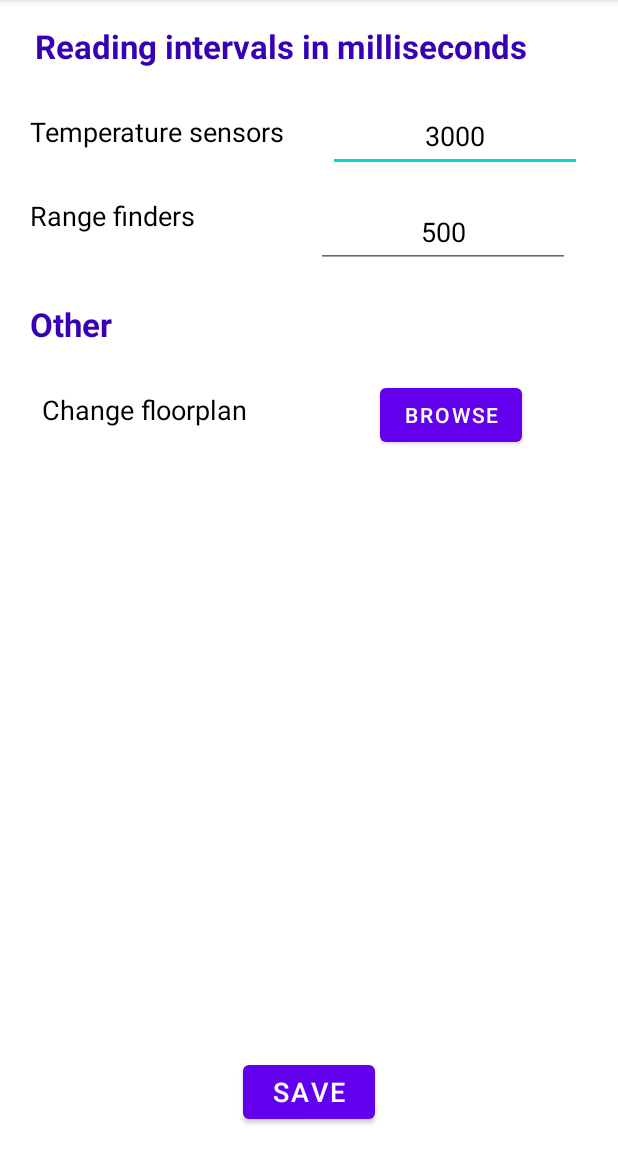
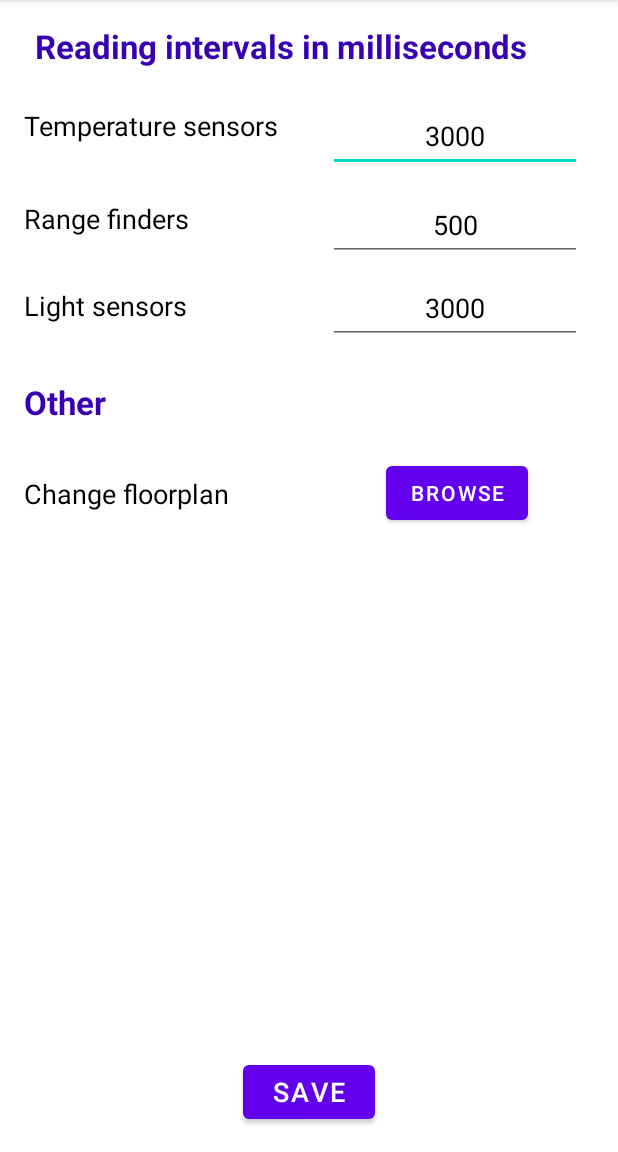
Before and after one commit to kovacskmate/SmartHomeCoursework, an Android app: the fragment SettingsFragment shown on its own in the app's theme, after a tap on "SAVE", on a phone screen of 412 x 824 dp, the part 84-1236 px from its top. Run offline under Robolectric (Android 15) with nearby library versions, the phone set to English and light mode, and no system bars; libraries missing offline, so code that uses them is left out: io.particle.android; 3 statements that could not run were skipped.

Commit message:
light sensors and better notifications

```diff
--- a/app/src/main/java/com/example/smarthomecoursework/SaveManager.java
+++ b/app/src/main/java/com/example/smarthomecoursework/SaveManager.java
@@ -31,6 +31,8 @@ public class SaveManager {
     public static int tempInterval = 3000;
 
     public static int rangeInterval = 500;
+
+    public static int lightInterval = 3000;
 
     public static long subId;
 
@@ -178,7 +180,6 @@ public class SaveManager {
         final String PREFS_NAME = "MyPrefsFile";
         SharedPreferences prefs = ctx.getSharedPreferences(PREFS_NAME, MODE_PRIVATE);
         prefs.edit().putInt("rangeInterval", interval).apply();
-        //prefs.edit().putString("floorPlan", base64).apply();
         rangeInterval = interval;
     }
 
@@ -190,4 +191,20 @@ public class SaveManager {
 
         }
     }
+
+    public void SaveLightInterval(Context ctx, int interval){
+        final String PREFS_NAME = "MyPrefsFile";
+        SharedPreferences prefs = ctx.getSharedPreferences(PREFS_NAME, MODE_PRIVATE);
+        prefs.edit().putInt("lightInterval", interval).apply();
+        lightInterval = interval;
+    }
+
+    public void ReadLightInterval(Context ctx){
+        SharedPreferences prefs = ctx.getSharedPreferences("MyPrefsFile", Context.MODE_PRIVATE);
+        try{
+            lightInterval = prefs.getInt("lightInterval", 500);
+        }catch (Exception e){
+
+        }
+    }
 }
--- a/app/src/main/java/com/example/smarthomecoursework/ui/devices/DevicesFragment.java
+++ b/app/src/main/java/com/example/smarthomecoursework/ui/devices/DevicesFragment.java
@@ -210,6 +210,7 @@ public class DevicesFragment extends Fragment {
                 List<String> someList = new ArrayList<String>();
                 someList.add(Integer.toString(SaveManager.tempInterval));
                 someList.add(Integer.toString(SaveManager.rangeInterval));
+                someList.add(Integer.toString(SaveManager.lightInterval));
                 particleDevice.callFunction("recieveSetInterval", someList);
             } catch (ParticleCloudException e) {
                 e.printStackTrace();
--- a/app/src/main/java/com/example/smarthomecoursework/ui/settings/SettingsFragment.java
+++ b/app/src/main/java/com/example/smarthomecoursework/ui/settings/SettingsFragment.java
@@ -53,6 +53,7 @@ public class SettingsFragment extends Fragment {
 
     private EditText range_interval;
     private EditText temp_interval;
+    private EditText light_interval;
     private Button settings_browse;
     private Button settings_save;
     private String floorPlanBase64 = "";
@@ -64,7 +65,6 @@ public class SettingsFragment extends Fragment {
         View root = inflater.inflate(R.layout.fragment_settings, container, false);
 
         range_interval = (EditText) root.findViewById(R.id.range_interval);
-        Log.i("rangeFinder", Integer.toString(SaveManager.rangeInterval));
         range_interval.setText(Integer.toString(SaveManager.rangeInterval));
         range_interval.addTextChangedListener(new TextWatcher() {
             public void afterTextChanged(Editable s) {
@@ -79,6 +79,16 @@ public class SettingsFragment extends Fragment {
         temp_interval.addTextChangedListener(new TextWatcher() {
             public void afterTextChanged(Editable s) {
                 Log.i("temp interval changed", " " + temp_interval.getText());
+            }
+            public void beforeTextChanged(CharSequence s, int start, int count, int after) {}
+            public void onTextChanged(CharSequence s, int start, int before, int count) {}
+        });
+
+        light_interval = (EditText) root.findViewById(R.id.light_interval);
+        light_interval.setText(Integer.toString(SaveManager.lightInterval));
+        light_interval.addTextChangedListener(new TextWatcher() {
+            public void afterTextChanged(Editable s) {
+                Log.i("temp interval changed", " " + light_interval.getText());
             }
             public void beforeTextChanged(CharSequence s, int start, int count, int after) {}
             public void onTextChanged(CharSequence s, int start, int before, int count) {}
@@ -105,6 +115,9 @@ public class SettingsFragment extends Fragment {
                 }
                 if(!range_interval.getText().toString().equals("")){
                     SaveManager.getInstance().SaveRangeInterval(MainActivity.myapp, Integer.parseInt(range_interval.getText().toString()));
+                }
+                if(!light_interval.getText().toString().equals("")){
+                    SaveManager.getInstance().SaveLightInterval(MainActivity.myapp, Integer.parseInt(light_interval.getText().toString()));
                 }
                 //TODO: login to particle then send intervals
                 new SetIntervalsOnArgon().execute();
@@ -155,6 +168,7 @@ public class SettingsFragment extends Fragment {
                 List<String> someList = new ArrayList<String>();
                 someList.add(Integer.toString(SaveManager.tempInterval));
                 someList.add(Integer.toString(SaveManager.rangeInterval));
+                someList.add(Integer.toString(SaveManager.lightInterval));
                 particleDevice.callFunction("recieveSetInterval", someList);
             } catch (ParticleCloudException e) {
                 e.printStackTrace();
--- a/app/src/main/res/layout/fragment_settings.xml
+++ b/app/src/main/res/layout/fragment_settings.xml
@@ -10,8 +10,8 @@
         android:id="@+id/textView8"
         android:layout_width="174dp"
         android:layout_height="30dp"
-        android:layout_marginStart="20dp"
-        android:layout_marginTop="28dp"
+        android:layout_marginStart="16dp"
+        android:layout_marginTop="24dp"
         android:text="Temperature sensors"
         android:textAlignment="textStart"
         android:textColor="#000000"
@@ -23,27 +23,27 @@
         android:id="@+id/textView7"
         android:layout_width="174dp"
         android:layout_height="30dp"
-        android:layout_marginStart="20dp"
-        android:layout_marginTop="84dp"
+        android:layout_marginStart="16dp"
+        android:layout_marginTop="32dp"
         android:text="Range finders"
         android:textAlignment="textStart"
         android:textColor="#000000"
         android:textSize="18sp"
         app:layout_constraintStart_toStartOf="parent"
-        app:layout_constraintTop_toBottomOf="@+id/textView6" />
+        app:layout_constraintTop_toBottomOf="@+id/textView8" />
 
     <TextView
-        android:id="@+id/textView9"
-        android:layout_width="200dp"
-        android:layout_height="34dp"
-        android:layout_marginStart="28dp"
+        android:id="@+id/textView11"
+        android:layout_width="174dp"
+        android:layout_height="30dp"
+        android:layout_marginStart="16dp"
         android:layout_marginTop="28dp"
-        android:text="Change floorplan"
+        android:text="Light sensors"
         android:textAlignment="textStart"
         android:textColor="#000000"
         android:textSize="18sp"
         app:layout_constraintStart_toStartOf="parent"
-        app:layout_constraintTop_toBottomOf="@+id/textView10" />
+        app:layout_constraintTop_toBottomOf="@+id/textView7" />
 
     <EditText
         android:id="@+id/temp_interval"
@@ -63,15 +63,29 @@
         android:id="@+id/range_interval"
         android:layout_width="169dp"
         android:layout_height="47dp"
-        android:layout_marginTop="84dp"
-        android:layout_marginEnd="32dp"
+        android:layout_marginTop="12dp"
+        android:layout_marginEnd="24dp"
         android:hint="1000"
         android:inputType="numberDecimal"
         android:textAlignment="center"
         android:textColor="#000000"
         android:textSize="18sp"
         app:layout_constraintEnd_toEndOf="parent"
-        app:layout_constraintTop_toBottomOf="@+id/textView6" />
+        app:layout_constraintTop_toBottomOf="@+id/temp_interval" />
+
+    <EditText
+        android:id="@+id/light_interval"
+        android:layout_width="169dp"
+        android:layout_height="47dp"
+        android:layout_marginTop="8dp"
+        android:layout_marginEnd="24dp"
+        android:hint="1000"
+        android:inputType="numberDecimal"
+        android:textAlignment="center"
+        android:textColor="#000000"
+        android:textSize="18sp"
+        app:layout_constraintEnd_toEndOf="parent"
+        app:layout_constraintTop_toBottomOf="@+id/range_interval" />
 
     <Button
         android:id="@+id/settings_save"
@@ -83,16 +97,6 @@
         app:layout_constraintBottom_toBottomOf="parent"
         app:layout_constraintEnd_toEndOf="parent"
         app:layout_constraintStart_toStartOf="parent" />
-
-    <Button
-        android:id="@+id/settings_browse"
-        android:layout_width="wrap_content"
-        android:layout_height="wrap_content"
-        android:layout_marginTop="20dp"
-        android:layout_marginEnd="64dp"
-        android:text="Browse"
-        app:layout_constraintEnd_toEndOf="parent"
-        app:layout_constraintTop_toBottomOf="@+id/textView10" />
 
     <TextView
         android:id="@+id/textView6"
@@ -112,13 +116,36 @@
         android:id="@+id/textView10"
         android:layout_width="367dp"
         android:layout_height="31dp"
-        android:layout_marginTop="40dp"
+        android:layout_marginTop="32dp"
         android:text="Other"
         android:textColor="#FF3700B3"
         android:textSize="22sp"
         android:textStyle="bold"
         app:layout_constraintEnd_toEndOf="parent"
-        app:layout_constraintHorizontal_bias="0.454"
+        app:layout_constraintHorizontal_bias="0.363"
         app:layout_constraintStart_toStartOf="parent"
-        app:layout_constraintTop_toBottomOf="@+id/textView7" />
+        app:layout_constraintTop_toBottomOf="@+id/textView11" />
+
+    <TextView
+        android:id="@+id/textView9"
+        android:layout_width="200dp"
+        android:layout_height="34dp"
+        android:layout_marginStart="16dp"
+        android:layout_marginTop="32dp"
+        android:text="Change floorplan"
+        android:textAlignment="textStart"
+        android:textColor="#000000"
+        android:textSize="18sp"
+        app:layout_constraintStart_toStartOf="parent"
+        app:layout_constraintTop_toBottomOf="@+id/textView10" />
+
+    <Button
+        android:id="@+id/settings_browse"
+        android:layout_width="wrap_content"
+        android:layout_height="wrap_content"
+        android:layout_marginTop="20dp"
+        android:layout_marginEnd="60dp"
+        android:text="Browse"
+        app:layout_constraintEnd_toEndOf="parent"
+        app:layout_constraintTop_toBottomOf="@+id/textView10" />
 </androidx.constraintlayout.widget.ConstraintLayout>
--- a/app/src/main/res/values/strings.xml
+++ b/app/src/main/res/values/strings.xml
@@ -19,5 +19,6 @@
         <item>Temperature sensor</item>
         <item>Door</item>
         <item>Range finder</item>
+        <item>Light sensor</item>
     </string-array>
 </resources>
```
Also changed, not shown: app/src/main/java/com/example/smarthomecoursework/MainActivity.java (+22 -9 lines), app/src/main/java/com/example/smarthomecoursework/ui/home/HomeFragment.java (+37 -6 lines), app/src/main/res/drawable/ic_light_sensor.xml (added, +10 -0 lines).
